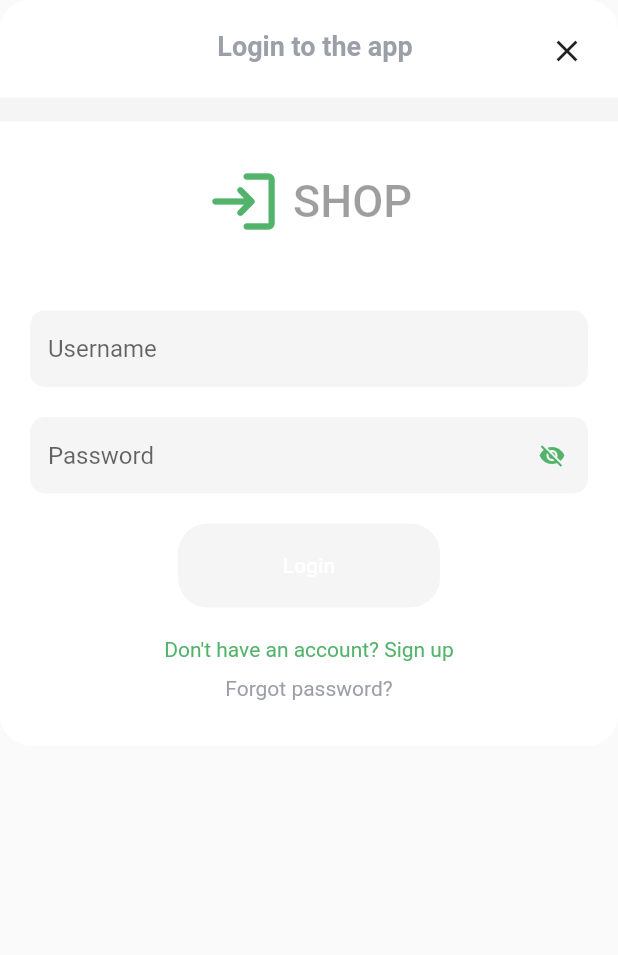
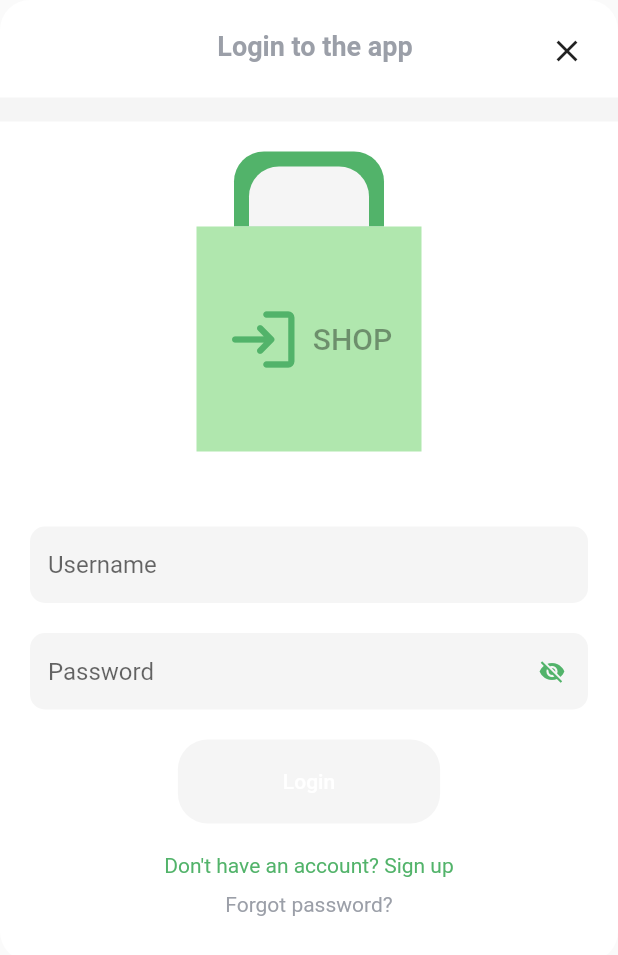
Before and after one commit to cshanjib/flutter_shopping_app, a Flutter app: the LoginForm widget shown alone on an empty page, opened directly, on a phone screen of 412 x 824 dp. Shown: the top 955 px of the screen. Run offline on Flutter 3.47's test engine with Material 2 defaults, Android fonts, the phone set to English and light mode, and no system bars; our stand-ins replace bot_toast, carousel_slider, equatable, flutter_bloc, flutter_rating_bar, get_it and 2 more; accounts and stored records are empty; generated files the repository leaves out were written again; network calls fail.

Commit message:
added responsive login UI

```diff
--- a/lib/main.dart
+++ b/lib/main.dart
@@ -29,6 +29,7 @@ class MyApp extends StatelessWidget {
       ],
       child: MaterialApp(
         title: 'Shopping App Demo',
+        debugShowCheckedModeBanner: false,
         builder: BotToastInit(),
         navigatorObservers: [BotToastNavigatorObserver()],
         //set up bot toast
--- a/lib/ui/auth/login/login.dart
+++ b/lib/ui/auth/login/login.dart
@@ -3,7 +3,10 @@ import 'package:flutter/material.dart';
 import 'package:flutter_bloc/flutter_bloc.dart';
 import 'package:flutter_shopping_app/bloc/token/auth_token_cubit.dart';
 import 'package:flutter_shopping_app/constant/color.dart';
+import 'package:flutter_shopping_app/constant/dimension.dart';
 import 'package:flutter_shopping_app/ui/auth/login/bloc/login_cubit.dart';
+import 'package:flutter_shopping_app/ui/common/base/responsive_helper.dart';
+import 'package:flutter_shopping_app/ui/common/base/responsive_widget.dart';
 import 'package:flutter_shopping_app/ui/common/form/custom_button.dart';
 import 'package:flutter_shopping_app/ui/common/form/custom_text_field.dart';
 import 'package:get_it/get_it.dart';
@@ -52,6 +55,7 @@ class _LoginFormState extends State<LoginForm> {
 
   @override
   Widget build(BuildContext context) {
+    final bool _isMobile = ResponsiveWidget.isMobile(context);
     return BlocProvider<LoginCubit>(
       create: (context) =>
           GetIt.I.get<LoginCubit>(param1: context.read<AuthTokenCubit>()),
@@ -61,6 +65,7 @@ class _LoginFormState extends State<LoginForm> {
           return Stack(
             children: [
               Container(
+                constraints: BoxConstraints(maxWidth: WIDTH_TABLET),
                 decoration: BoxDecoration(
                   borderRadius: BorderRadius.circular(20),
                   color: Colors.white,
@@ -69,83 +74,29 @@ class _LoginFormState extends State<LoginForm> {
                   child: Column(
                     mainAxisSize: MainAxisSize.min,
                     children: [
-                      Padding(
-                        padding:
-                            const EdgeInsets.only(left: 8, bottom: 40, top: 20),
-                        child: Text(
-                          "Login to the app",
-                          style: TextStyle(
-                              fontSize: 18,
-                              fontWeight: FontWeight.bold,
-                              color: ThemeTextColorLight),
-                        ),
-                      ),
-                      Divider(
-                        height: 0,
-                        thickness: 16,
-                        color: ThemeTextColorLightest,
-                      ),
-                      Padding(
-                        padding: const EdgeInsets.symmetric(vertical: 20),
-                        child: TextButton.icon(
-                            icon: Icon(
-                              Icons.login_rounded,
-                              size: 50,
-                              color: ThemeColor,
+                      _AppLoginTitle(),
+                      RowOrColumn(
+                        intrinsicRow: true,
+                        showRow: !_isMobile,
+                        children: [
+                          ExpandedIf(
+                            expanded: !_isMobile,
+                            child: _AppIcon(),
+                            flex: 2,
+                          ),
+                          ExpandedIf(
+                            expanded: !_isMobile,
+                            child: _LoginForm(
+                              usernameController: _usernameController,
+                              passwordController: _passwordController,
+                              isPasswordVisible: _isVisible,
+                              state: state,
+                              toggleVisibility: _toggleVisibility,
+                              userData: _userData,
                             ),
-                            label: Text(
-                              "SHOP",
-                              style: TextStyle(fontSize: 30),
-                            )),
-                      ),
-                      Padding(
-                        padding: const EdgeInsets.fromLTRB(20, 20, 20, 20),
-                        child: CustomTextField(
-                          placeholder: "Username",
-                          enabled: !state.loading,
-                          controller: _usernameController,
-                        ),
-                      ),
-                      Padding(
-                        padding: const EdgeInsets.fromLTRB(20, 0, 20, 20),
-                        child: CustomTextField(
-                          placeholder: "Password",
-                          enabled: !state.loading,
-                          controller: _passwordController,
-                          obscureText: !_isVisible,
-                          suffixIcon: IconButton(
-                            icon: Icon(_isVisible
-                                ? Icons.visibility
-                                : Icons.visibility_off, color: ThemeColor,),
-                            onPressed: _toggleVisibility,
-                          ),
-                        ),
-                      ),
-                      CustomButton(
-                        label: "Login",
-                        padding:
-                            EdgeInsets.symmetric(vertical: 20, horizontal: 70),
-                        onPressed: () => _login(context),
-                        disabled: state.loading ||
-                            !_isUsernameValid() ||
-                            !_isPasswordValid(),
-                      ),
-                      SizedBox(
-                        height: 20,
-                      ),
-                      Text(
-                        "Don't have an account? Sign up",
-                        style: TextStyle(color: ThemeColor),
-                      ),
-                      SizedBox(
-                        height: 10,
-                      ),
-                      Text(
-                        "Forgot password?",
-                        style: TextStyle(color: ThemeTextColorLight),
-                      ),
-                      SizedBox(
-                        height: 30,
+                            flex: 3,
+                          )
+                        ],
                       ),
                     ],
                   ),
@@ -170,21 +121,213 @@ class _LoginFormState extends State<LoginForm> {
     });
   }
 
-  _login(BuildContext context) {
-    context
-        .read<LoginCubit>()
-        .login(_userData["username"], _userData["password"]);
-  }
-
-  bool _isUsernameValid() {
-    return _userData["username"].isNotEmpty;
-  }
-
-  bool _isPasswordValid() {
-    return _userData["password"].isNotEmpty;
-  }
-
   _close(BuildContext context) {
     Navigator.of(context).pop();
   }
 }
+
+class _LoginForm extends StatelessWidget {
+  final TextEditingController usernameController;
+  final TextEditingController passwordController;
+  final LoginState state;
+  final bool isPasswordVisible;
+  final VoidCallback toggleVisibility;
+  final Map userData;
+
+  const _LoginForm(
+      {Key key,
+      this.usernameController,
+      this.passwordController,
+      this.state,
+      this.isPasswordVisible,
+      this.toggleVisibility,
+      this.userData})
+      : super(key: key);
+
+  @override
+  Widget build(BuildContext context) {
+    return Column(
+      mainAxisSize: MainAxisSize.min,
+      children: [
+        SizedBox(
+          height: 30,
+        ),
+        Padding(
+          padding: const EdgeInsets.fromLTRB(20, 20, 20, 20),
+          child: CustomTextField(
+            placeholder: "Username",
+            enabled: !state.loading,
+            controller: usernameController,
+          ),
+        ),
+        Padding(
+          padding: const EdgeInsets.fromLTRB(20, 0, 20, 20),
+          child: CustomTextField(
+            placeholder: "Password",
+            enabled: !state.loading,
+            controller: passwordController,
+            obscureText: !isPasswordVisible,
+            suffixIcon: IconButton(
+              icon: Icon(
+                isPasswordVisible ? Icons.visibility : Icons.visibility_off,
+                color: ThemeColor,
+              ),
+              onPressed: toggleVisibility,
+            ),
+          ),
+        ),
+        CustomButton(
+          label: "Login",
+          padding: EdgeInsets.symmetric(vertical: 20, horizontal: 70),
+          onPressed: () => _login(context),
+          disabled: state.loading || !_isUsernameValid() || !_isPasswordValid(),
+        ),
+        SizedBox(
+          height: 20,
+        ),
+        Text(
+          "Don't have an account? Sign up",
+          style: TextStyle(color: ThemeColor),
+        ),
+        SizedBox(
+          height: 10,
+        ),
+        Text(
+          "Forgot password?",
+          style: TextStyle(color: ThemeTextColorLight),
+        ),
+        SizedBox(
+          height: 30,
+        ),
+      ],
+    );
+  }
+
+  _login(BuildContext context) {
+    context
+        .read<LoginCubit>()
+        .login(userData["username"], userData["password"]);
+  }
+
+  bool _isUsernameValid() {
+    return userData["username"].isNotEmpty;
+  }
+
+  bool _isPasswordValid() {
+    return userData["password"].isNotEmpty;
+  }
+}
+
+class _AppIcon extends StatelessWidget {
+  @override
+  Widget build(BuildContext context) {
+    return _clipBackground(
+      clip: !ResponsiveWidget.isMobile(context),
+      child: Column(
+        children: [
+          SizedBox(
+            height: 20,
+          ),
+          _bagHandle(),
+          Container(
+            color: ThemeColorLighter,
+            height: 150,
+            width: 150,
+            child: TextButton.icon(
+                icon: Icon(
+                  Icons.login_rounded,
+                  size: 50,
+                  color: ThemeColor,
+                ),
+                label: Text(
+                  "SHOP",
+                  style: TextStyle(fontSize: 20),
+                )),
+          ),
+        ],
+      ),
+    );
+  }
+
+  _clipBackground({Widget child, clip: false}) {
+    return clip
+        ? ClipPath(
+            clipper: MyCustomClipper(),
+            child: Container(
+              child: child,
+              decoration: BoxDecoration(
+                  color: ThemeTextColorLightest,
+                  borderRadius:
+                      BorderRadius.only(bottomLeft: Radius.circular(20))),
+              padding: EdgeInsets.symmetric(vertical: 100),
+            ),
+          )
+        : Align(
+            child: child,
+          );
+  }
+
+  _bagHandle(
+      {double height: 40,
+      double handleWidth: 10,
+      handleColor: ThemeColor,
+      bgColor: ThemeTextColorLightest}) {
+    return Container(
+      decoration: BoxDecoration(
+          color: handleColor,
+          borderRadius:
+              BorderRadius.vertical(top: Radius.circular(height / 2))),
+      child: Container(
+        margin: EdgeInsets.fromLTRB(handleWidth, handleWidth, handleWidth, 0),
+        height: height,
+        width: height * 2,
+        decoration: BoxDecoration(
+            color: bgColor,
+            borderRadius:
+                BorderRadius.vertical(top: Radius.circular(height / 2))),
+      ),
+    );
+  }
+}
+
+class _AppLoginTitle extends StatelessWidget {
+  @override
+  Widget build(BuildContext context) {
+    return Column(
+      children: [
+        Padding(
+          padding: const EdgeInsets.only(left: 8, bottom: 40, top: 20),
+          child: Text(
+            "Login to the app",
+            style: TextStyle(
+                fontSize: 18,
+                fontWeight: FontWeight.bold,
+                color: ThemeTextColorLight),
+          ),
+        ),
+        Divider(
+          height: 0,
+          thickness: 16,
+          color: ThemeTextColorLightest,
+        )
+      ],
+    );
+  }
+}
+
+class MyCustomClipper extends CustomClipper<Path> {
+  @override
+  Path getClip(Size size) {
+    Path path = Path()
+      ..lineTo(size.width, 0)
+      ..quadraticBezierTo(
+          size.width / 1.2, size.height / 2, size.width, size.height)
+      ..lineTo(size.width, size.height) // Add line p2p3
+      ..lineTo(0, size.height) // Add line p2p3
+      ..close();
+    return path;
+  }
+
+  @override
+  bool shouldReclip(CustomClipper<Path> oldClipper) => false;
+}
--- /dev/null
+++ b/lib/ui/common/base/responsive_helper.dart
@@ -0,0 +1,131 @@
+import 'package:flutter/cupertino.dart';
+import 'package:flutter/material.dart';
+import 'package:flutter/rendering.dart';
+
+class RowOrColumn extends StatelessWidget {
+  final bool showRow;
+  final bool intrinsicRow;
+  final List<Widget> children;
+  final MainAxisAlignment rowMainAxisAlignment;
+  final MainAxisSize rowMainAxisSize;
+  final CrossAxisAlignment rowCrossAxisAlignment;
+
+  final MainAxisAlignment columnMainAxisAlignment;
+  final MainAxisSize columnMainAxisSize;
+  final CrossAxisAlignment columnCrossAxisAlignment;
+
+  RowOrColumn({
+    this.showRow: true,
+    this.intrinsicRow: false,
+    Key key,
+    this.children,
+    this.columnMainAxisAlignment = MainAxisAlignment.start,
+    this.columnMainAxisSize = MainAxisSize.max,
+    this.columnCrossAxisAlignment = CrossAxisAlignment.center,
+    this.rowMainAxisAlignment = MainAxisAlignment.start,
+    this.rowMainAxisSize = MainAxisSize.max,
+    this.rowCrossAxisAlignment = CrossAxisAlignment.center,
+  }) : super(key: key);
+
+  @override
+  Widget build(BuildContext context) {
+    return showRow
+        ? _intrinsicHeightWrap(
+            intrinsicRow,
+            child: Row(
+              children: children,
+              mainAxisAlignment: rowMainAxisAlignment,
+              crossAxisAlignment: rowCrossAxisAlignment,
+              mainAxisSize: rowMainAxisSize,
+            ),
+          )
+        : Column(
+            children: children,
+            mainAxisAlignment: columnMainAxisAlignment,
+            crossAxisAlignment: columnCrossAxisAlignment,
+            mainAxisSize: columnMainAxisSize,
+          );
+  }
+
+  Widget _intrinsicHeightWrap(bool wrap, {child}) {
+    return wrap
+        ? IntrinsicHeight(
+            child: child,
+          )
+        : child;
+  }
+}
+
+class ExpandedIf extends StatelessWidget {
+  final bool expanded;
+  final Widget child;
+  final int flex;
+
+  ExpandedIf({this.expanded: true, this.child, Key key, this.flex: 1}) : super(key: key);
+
+  @override
+  Widget build(BuildContext context) {
+    return expanded
+        ? Expanded(
+            child: child,
+            flex: flex,
+          )
+        : child;
+  }
+}
+
+class MouseRegionIf extends StatelessWidget {
+  final bool addRegion;
+  final Widget child;
+
+  final PointerExitEventListener onExit;
+  final PointerEnterEventListener onEnter;
+  final PointerHoverEventListener onHover;
+  final MouseCursor cursor;
+
+  MouseRegionIf(
+      {this.addRegion: true,
+      this.child,
+      this.onExit,
+      this.onEnter,
+      this.onHover,
+      this.cursor,
+      Key key})
+      : super(key: key);
+
+  @override
+  Widget build(BuildContext context) {
+    return addRegion
+        ? MouseRegion(
+            cursor: cursor,
+            onEnter: onEnter,
+            onExit: onExit,
+            onHover: onHover,
+            child: child,
+          )
+        : child;
+  }
+}
+
+class PaddingSwitch extends StatelessWidget {
+  final bool switchIf;
+  final Widget child;
+  final EdgeInsets padding;
+  final EdgeInsets switchedPadding;
+
+  PaddingSwitch(
+      {this.switchIf: false,
+      this.child,
+      this.padding: EdgeInsets.zero,
+      this.switchedPadding: EdgeInsets.zero,
+      Key key})
+      : super(key: key);
+
+  @override
+  Widget build(BuildContext context) {
+    return Padding(
+      child: child,
+      padding: switchIf ? switchedPadding : padding,
+    );
+  }
+}
```
Also changed, not shown: lib/constant/dimension.dart (added, +29 -0 lines), lib/ui/common/base/app_wrapper.dart (added, +18 -0 lines), lib/ui/common/base/responsive_widget.dart (added, +65 -0 lines).
